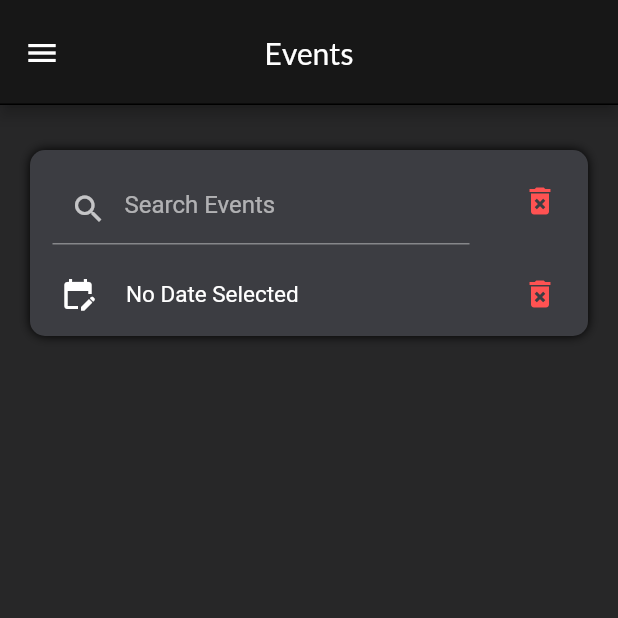
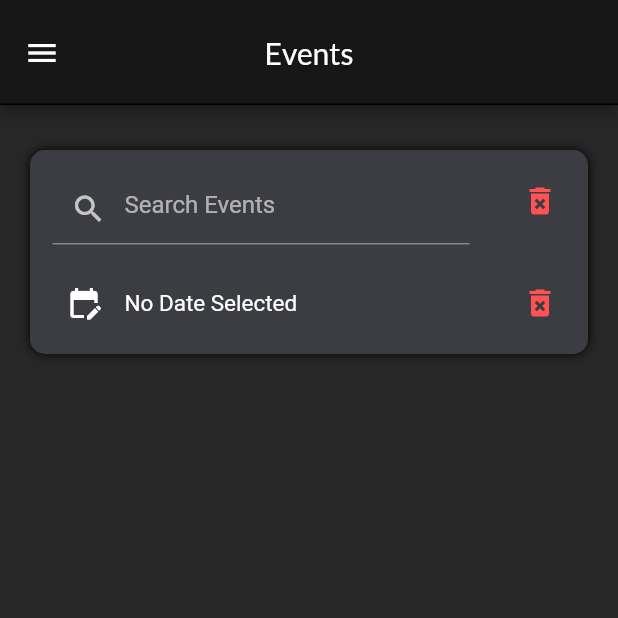
Before and after one commit to EdisonCai2007/UHS-StudentTools, a Flutter app: the EventsScreen screen opened by its route, on a phone screen of 412 x 824 dp, the top half of it. Run offline on Flutter 3.47's test engine with Material 3 defaults, Android fonts, the phone set to English and light mode, and no system bars; our stand-ins replace firebase_core, firebase_storage, flutter_dotenv, google_fonts, lottie, percent_indicator and 1 more; missing offline and left inert: gsheets; accounts and stored records are empty; network calls fail; key blocks and very long unbroken strings in the code were emptied for the run.

Commit message:
Patch v0.5.11 - Set selected date text to be a part of the button too

```diff
--- a/lib/screens/events_screen/events_screen.dart
+++ b/lib/screens/events_screen/events_screen.dart
@@ -101,17 +101,21 @@ class _EventsScreenState extends State<EventsScreen> {
                     children: [
                       Row(
                         children: [
+                          const Padding(padding: EdgeInsets.only(right: 8)),
+
                           ElevatedButton(
                             style: ElevatedButton.styleFrom(
-                              tapTargetSize: MaterialTapTargetSize.shrinkWrap,
-                              shape: const CircleBorder(),
+                              tapTargetSize: MaterialTapTargetSize.padded,
                               backgroundColor: const Color.fromRGBO(0, 0, 0, 0),
                               shadowColor: const Color.fromRGBO(0, 0, 0, 0),
                               foregroundColor: Theme.of(context).colorScheme.onSurface,
                             ),
                             onPressed: _datePicker,
-                            child: const Icon(Icons.edit_calendar),
-                          ),
+                            child: Row(
+                              children: [
+                                const Icon(Icons.edit_calendar),
+
+                                const Padding(padding: EdgeInsets.only(right: 15)),
 
                                 clearCheck ? Text(
                                   'No Date Selected',
@@ -122,6 +126,9 @@ class _EventsScreenState extends State<EventsScreen> {
                                         '${MonthConverter.getMonthStr(int.parse(_selectedDate.toString().substring(5, 7)))!} ${_selectedDate.toString().substring(8, 10)}, '
                                         '${_selectedDate.toString().substring(0, 4)}',
                                     style: GoogleFonts.roboto(fontSize: 15, fontWeight: FontWeight.w400)
+                                ),
+                              ],
+                            ),
                           ),
                         ],
                       ),
@@ -239,7 +246,9 @@ class _EventsScreenState extends State<EventsScreen> {
                                 ? Text('${(DateTime.parse(_events[index].startDate).difference(DateTime.now()).inHours / 24).ceil()} Days Remaining', style: GoogleFonts.roboto(fontSize: 10, fontWeight: FontWeight.w500, color: Colors.redAccent))
                                 : (DateTime.parse(_events[index].startDate).difference(DateTime.now()).inHours / 24).ceil() == 1
                                 ? Text('Tomorrow', style: GoogleFonts.roboto(fontSize: 10, fontWeight: FontWeight.w500, color: Colors.redAccent))
-                                : Text('Today', style: GoogleFonts.roboto(fontSize: 10, fontWeight: FontWeight.w500, color: Colors.redAccent)),
+                                : (DateTime.parse(_events[index].startDate).difference(DateTime.now()).inHours / 24).ceil() == 0
+                                ? Text('Today', style: GoogleFonts.roboto(fontSize: 10, fontWeight: FontWeight.w500, color: Colors.redAccent))
+                                : Text('The Past', style: GoogleFonts.roboto(fontSize: 10, fontWeight: FontWeight.w500, color: Colors.redAccent))
                           ),
                         ),
                       ],
```
Lines whose indentation alone changed are shown as unchanged.
